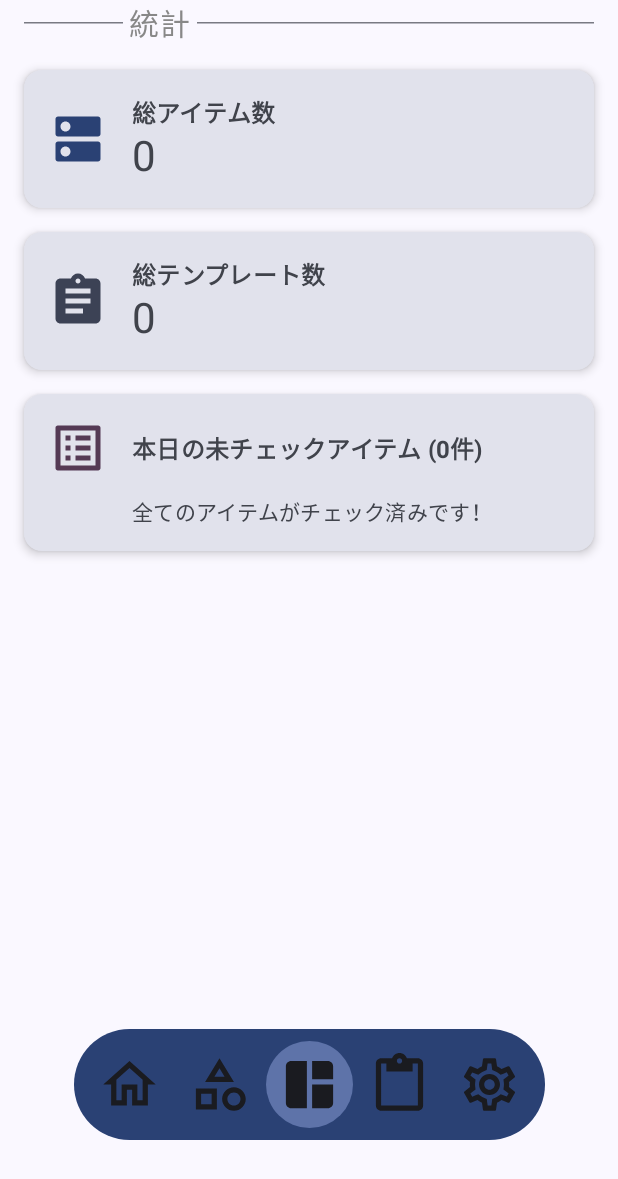
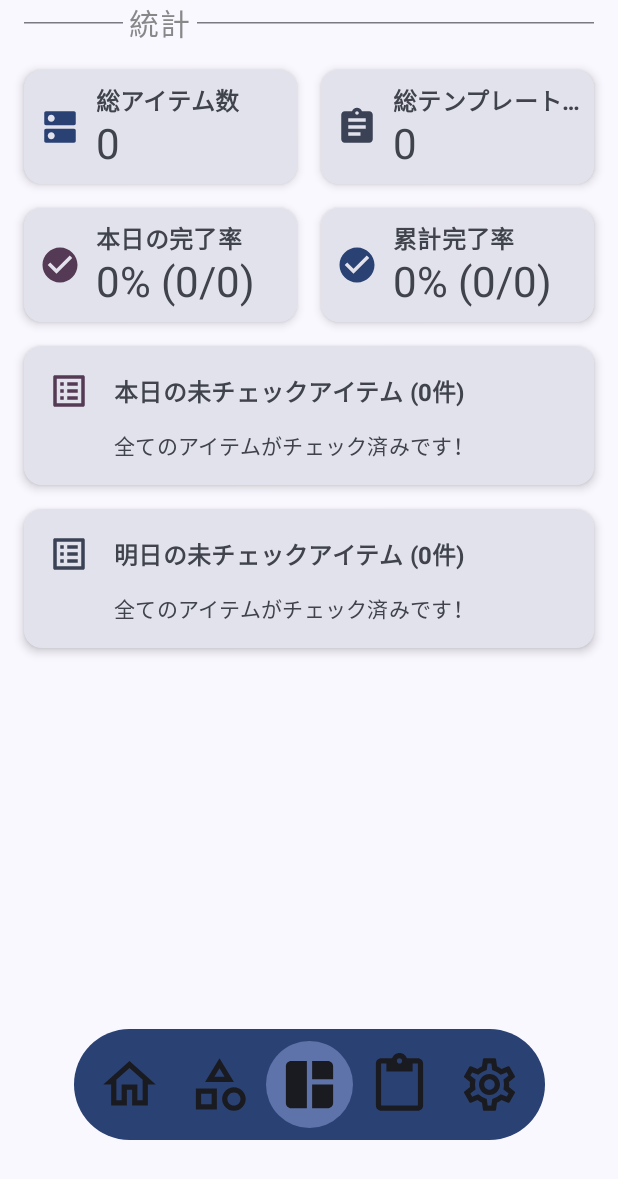
Before and after one commit to segnities007/CheckMate, an Android app built with Jetpack Compose: the DashboardScreen screen opened through its navigation route, on a phone screen of 412 x 824 dp. Shown: the top 1179 px of the screen. Run offline under Robolectric (Android 15) with nearby library versions, the phone set to English and light mode, and no system bars.

Commit message:
modify ui and add some statcard

```diff
--- a/presentation/dashboard/build.gradle.kts
+++ b/presentation/dashboard/build.gradle.kts
@@ -63,4 +63,7 @@ dependencies {
 
     // icon
     implementation(libs.androidx.material.icons.extended)
+
+    // datetime
+    implementation(libs.kotlinx.datetime)
 }
--- a/presentation/dashboard/src/main/java/com/segnities007/dashboard/DashboardScreen.kt
+++ b/presentation/dashboard/src/main/java/com/segnities007/dashboard/DashboardScreen.kt
@@ -2,6 +2,7 @@ package com.segnities007.dashboard
 
 import androidx.compose.foundation.layout.Arrangement
 import androidx.compose.foundation.layout.Column
+import androidx.compose.foundation.layout.Row
 import androidx.compose.foundation.layout.PaddingValues
 import androidx.compose.foundation.layout.Spacer
 import androidx.compose.foundation.layout.fillMaxSize
@@ -13,6 +14,7 @@ import androidx.compose.material.icons.Icons
 import androidx.compose.material.icons.automirrored.filled.Assignment
 import androidx.compose.material.icons.automirrored.filled.ListAlt
 import androidx.compose.material.icons.filled.Dns
+import androidx.compose.material.icons.filled.CheckCircle
 import androidx.compose.material3.ExperimentalMaterial3Api
 import androidx.compose.material3.MaterialTheme
 import androidx.compose.runtime.Composable
@@ -87,24 +89,50 @@ private fun DashboardUi(
             verticalArrangement = Arrangement.spacedBy(16.dp),
         ) {
             HorizontalDividerWithLabel("統計")
+            Row(horizontalArrangement = Arrangement.spacedBy(16.dp)) {
                 StatCard(
                     title = "総アイテム数",
                     value = state.itemCount.toString(),
                     icon = Icons.Filled.Dns,
                     iconTint = MaterialTheme.colorScheme.primary,
+                    modifier = Modifier.weight(1f),
                 )
                 StatCard(
                     title = "総テンプレート数",
                     value = state.templateCount.toString(),
                     icon = Icons.AutoMirrored.Filled.Assignment,
                     iconTint = MaterialTheme.colorScheme.secondary,
+                    modifier = Modifier.weight(1f),
                 )
+            }
+            Row(horizontalArrangement = Arrangement.spacedBy(16.dp)) {
+                StatCard(
+                    title = "本日の完了率",
+                    value = "${state.completionRateToday}% (${state.checkedItemCountToday}/${state.scheduledItemCountToday})",
+                    icon = Icons.Filled.CheckCircle,
+                    iconTint = MaterialTheme.colorScheme.tertiary,
+                    modifier = Modifier.weight(1f),
+                )
+                StatCard(
+                    title = "累計完了率",
+                    value = "${state.historicalCompletionRate}% (${state.totalCheckedRecordsCount}/${state.totalRecordsCount})",
+                    icon = Icons.Filled.CheckCircle,
+                    iconTint = MaterialTheme.colorScheme.primary,
+                    modifier = Modifier.weight(1f),
+                )
+            }
             UncheckedItemsCard(
                 title = "本日の未チェックアイテム",
                 items = state.uncheckedItemsToday,
                 icon = Icons.AutoMirrored.Filled.ListAlt,
                 iconTint = MaterialTheme.colorScheme.tertiary,
             )
+            UncheckedItemsCard(
+                title = "明日の未チェックアイテム",
+                items = state.uncheckedItemsTomorrow,
+                icon = Icons.AutoMirrored.Filled.ListAlt,
+                iconTint = MaterialTheme.colorScheme.secondary,
+            )
         }
     }
 }
--- a/presentation/dashboard/src/main/java/com/segnities007/dashboard/component/StatCard.kt
+++ b/presentation/dashboard/src/main/java/com/segnities007/dashboard/component/StatCard.kt
@@ -8,6 +8,7 @@ import androidx.compose.foundation.layout.padding
 import androidx.compose.foundation.layout.size
 import androidx.compose.material3.Card
 import androidx.compose.material3.CardDefaults
+import androidx.compose.material3.ElevatedCard
 import androidx.compose.material3.Icon
 import androidx.compose.material3.MaterialTheme
 import androidx.compose.material3.Text
@@ -17,6 +18,7 @@ import androidx.compose.ui.Modifier
 import androidx.compose.ui.graphics.Color
 import androidx.compose.ui.graphics.vector.ImageVector
 import androidx.compose.ui.text.font.FontWeight
+import androidx.compose.ui.text.style.TextOverflow
 import androidx.compose.ui.unit.dp
 
 @Composable
@@ -24,25 +26,26 @@ internal fun StatCard(
     title: String,
     value: String,
     icon: ImageVector,
+    modifier: Modifier = Modifier,
     iconTint: Color = MaterialTheme.colorScheme.onSurfaceVariant,
 ) {
-    Card(
-        modifier = Modifier.fillMaxWidth(),
+    ElevatedCard(
+        modifier = modifier.fillMaxWidth(),
         elevation = CardDefaults.cardElevation(defaultElevation = 4.dp),
         colors = CardDefaults.cardColors(containerColor = MaterialTheme.colorScheme.surfaceVariant),
     ) {
         Row(
             modifier =
                 Modifier
-                    .padding(16.dp)
+                    .padding(8.dp)
                     .fillMaxWidth(),
             verticalAlignment = Alignment.CenterVertically,
-            horizontalArrangement = Arrangement.spacedBy(16.dp),
+            horizontalArrangement = Arrangement.spacedBy(8.dp),
         ) {
             Icon(
                 imageVector = icon,
                 contentDescription = title,
-                modifier = Modifier.size(40.dp),
+                modifier = Modifier.padding(2.dp).size(28.dp),
                 tint = iconTint,
             )
             Column {
@@ -50,10 +53,14 @@ internal fun StatCard(
                     text = title,
                     style = MaterialTheme.typography.titleMedium,
                     fontWeight = FontWeight.Bold,
+                    maxLines = 1,
+                    overflow = TextOverflow.Ellipsis,
                 )
                 Text(
                     text = value,
                     style = MaterialTheme.typography.headlineMedium,
+                    maxLines = 1,
+                    overflow = TextOverflow.Ellipsis,
                 )
             }
         }
--- a/presentation/dashboard/src/main/java/com/segnities007/dashboard/component/UncheckedItemsCard.kt
+++ b/presentation/dashboard/src/main/java/com/segnities007/dashboard/component/UncheckedItemsCard.kt
@@ -45,7 +45,7 @@ internal fun UncheckedItemsCard(
                 Icon(
                     imageVector = icon,
                     contentDescription = title,
-                    modifier = Modifier.size(40.dp),
+                    modifier = Modifier.size(28.dp),
                     tint = iconTint,
                 )
                 Text(
@@ -59,11 +59,11 @@ internal fun UncheckedItemsCard(
                 Text(
                     text = "全てのアイテムがチェック済みです！",
                     style = MaterialTheme.typography.bodyMedium,
-                    modifier = Modifier.padding(start = 56.dp), // Icon + Space width
+                    modifier = Modifier.padding(start = 44.dp), // Icon(28dp) + Space(16dp)
                 )
             } else {
                 Column(
-                    modifier = Modifier.padding(start = 56.dp), // Icon + Space width
+                    modifier = Modifier.padding(start = 44.dp), // Icon(28dp) + Space(16dp)
                     verticalArrangement = Arrangement.spacedBy(8.dp),
                 ) {
                     items.forEach { item ->
--- a/presentation/dashboard/src/main/java/com/segnities007/dashboard/mvi/DashboardState.kt
+++ b/presentation/dashboard/src/main/java/com/segnities007/dashboard/mvi/DashboardState.kt
@@ -8,6 +8,13 @@ data class DashboardState(
     val itemCount: Int = 0,
     val templateCount: Int = 0,
     val uncheckedItemsToday: List<Item> = emptyList(),
+    val uncheckedItemsTomorrow: List<Item> = emptyList(),
+    val scheduledItemCountToday: Int = 0,
+    val checkedItemCountToday: Int = 0,
+    val completionRateToday: Int = 0,
+    val totalRecordsCount: Int = 0,
+    val totalCheckedRecordsCount: Int = 0,
+    val historicalCompletionRate: Int = 0,
     // TODO: 「忘れ物の統計」に関する状態を後で追加
     val error: String? = null,
 ) : MviState
--- a/presentation/dashboard/src/main/java/com/segnities007/dashboard/mvi/DashboardViewModel.kt
+++ b/presentation/dashboard/src/main/java/com/segnities007/dashboard/mvi/DashboardViewModel.kt
@@ -2,13 +2,21 @@ package com.segnities007.dashboard.mvi
 
 import androidx.lifecycle.viewModelScope
 import com.segnities007.repository.ItemRepository
+import com.segnities007.repository.ItemCheckStateRepository
 import com.segnities007.repository.WeeklyTemplateRepository
 import com.segnities007.ui.mvi.BaseViewModel
 import kotlinx.coroutines.launch
+import kotlin.time.Clock
+import kotlin.time.ExperimentalTime
+import kotlinx.datetime.TimeZone
+import kotlinx.datetime.toLocalDateTime
+import kotlinx.datetime.DateTimeUnit
+import kotlinx.datetime.plus
 
 class DashboardViewModel(
     private val itemRepository: ItemRepository,
     private val weeklyTemplateRepository: WeeklyTemplateRepository,
+    private val itemCheckStateRepository: ItemCheckStateRepository,
 ) : BaseViewModel<DashboardIntent, DashboardState, DashboardEffect>(DashboardState()) {
     init {
         viewModelScope.launch {
@@ -22,12 +30,58 @@ class DashboardViewModel(
         }
     }
 
+    @OptIn(ExperimentalTime::class)
     private suspend fun loadDashboardData() {
         setState { copy(isLoading = true, error = null) }
         try {
-            val itemCount = itemRepository.getAllItems().size
+            val allItems = itemRepository.getAllItems()
+            val itemCount = allItems.size
             val templateCount = weeklyTemplateRepository.getAllTemplates().size
             val uncheckedItems = itemRepository.getUncheckedItemsForToday()
+            val today =
+                Clock.System
+                    .now()
+                    .toLocalDateTime(TimeZone.currentSystemDefault())
+                    .date
+            val templatesForToday = weeklyTemplateRepository.getTemplatesForDay(today.dayOfWeek.name)
+            val itemIdsForToday = templatesForToday.flatMap { it.itemIds }.distinct()
+            val scheduledItemCountToday = itemIdsForToday.size
+            val checkStates = itemCheckStateRepository.getCheckStatesForItems(itemIdsForToday)
+            val checkedItemCountToday = checkStates.count { state ->
+                state.history.any { it.date == today && it.isChecked }
+            }
+            val completionRateToday =
+                if (scheduledItemCountToday > 0) {
+                    ((checkedItemCountToday.toDouble() / scheduledItemCountToday.toDouble()) * 100.0).toInt()
+                } else {
+                    0
+                }
+
+            // Historical completion stats across all recorded histories
+            val allItemIds = allItems.map { it.id }
+            val allCheckStates = itemCheckStateRepository.getCheckStatesForItems(allItemIds)
+            val totalRecordsCount = allCheckStates.sumOf { it.history.size }
+            val totalCheckedRecordsCount = allCheckStates.sumOf { state -> state.history.count { record -> record.isChecked } }
+            val historicalCompletionRate =
+                if (totalRecordsCount > 0) {
+                    ((totalCheckedRecordsCount.toDouble() / totalRecordsCount.toDouble()) * 100.0).toInt()
+                } else {
+                    0
+                }
+
+            // Unchecked items for tomorrow
+            val tomorrow = today.plus(1, DateTimeUnit.DAY)
+            val templatesForTomorrow = weeklyTemplateRepository.getTemplatesForDay(tomorrow.dayOfWeek.name)
+            val itemIdsForTomorrow = templatesForTomorrow.flatMap { it.itemIds }.distinct()
+            val itemsForTomorrow = allItems.filter { itemIdsForTomorrow.contains(it.id) }
+            val checkStatesForTomorrow = itemCheckStateRepository.getCheckStatesForItems(itemIdsForTomorrow)
+            val checkStateMapByItemId = checkStatesForTomorrow.associateBy { it.itemId }
+            val uncheckedItemsTomorrow = itemsForTomorrow.filter { item ->
+                val state = checkStateMapByItemId[item.id]
+                val record = state?.history?.find { it.date == tomorrow }
+                // Missing record means unchecked; existing false also unchecked
+                record?.isChecked != true
+            }
 
             setState {
                 copy(
@@ -35,6 +89,13 @@ class DashboardViewModel(
                     itemCount = itemCount,
                     templateCount = templateCount,
                     uncheckedItemsToday = uncheckedItems,
+                    scheduledItemCountToday = scheduledItemCountToday,
+                    checkedItemCountToday = checkedItemCountToday,
+                    completionRateToday = completionRateToday,
+                    totalRecordsCount = totalRecordsCount,
+                    totalCheckedRecordsCount = totalCheckedRecordsCount,
+                    historicalCompletionRate = historicalCompletionRate,
+                    uncheckedItemsTomorrow = uncheckedItemsTomorrow,
                 )
             }
         } catch (e: Exception) {
--- a/presentation/home/src/main/java/com/segnities007/home/component/ItemCard.kt
+++ b/presentation/home/src/main/java/com/segnities007/home/component/ItemCard.kt
@@ -41,7 +41,7 @@ fun ItemCard(
                         MaterialTheme.colorScheme.surface
                     },
             ),
-        elevation = CardDefaults.elevatedCardElevation(defaultElevation = 6.dp),
+        elevation = CardDefaults.elevatedCardElevation(defaultElevation = 4.dp),
     ) {
         Row(
             modifier =
--- a/presentation/home/src/main/java/com/segnities007/home/component/MonthlyCalendarCard.kt
+++ b/presentation/home/src/main/java/com/segnities007/home/component/MonthlyCalendarCard.kt
@@ -42,7 +42,7 @@ fun MonthlyCalendarCard(
     ElevatedCard(
         modifier = Modifier.fillMaxWidth(),
         shape = RoundedCornerShape(16.dp),
-        elevation = CardDefaults.elevatedCardElevation(defaultElevation = 6.dp),
+        elevation = CardDefaults.elevatedCardElevation(defaultElevation = 4.dp),
     ) {
         Column(modifier = Modifier.padding(12.dp)) {
             CalendarHeader(year = year, month = month)
--- a/presentation/templates/src/main/java/com/segnities007/templates/page/WeeklyTemplateList.kt
+++ b/presentation/templates/src/main/java/com/segnities007/templates/page/WeeklyTemplateList.kt
@@ -102,6 +102,7 @@ fun WeeklyTemplateList(
                         Modifier
                             .fillMaxWidth()
                             .clickable { onTemplateClick(template) }, // クリックでコールバック
+                    elevation = androidx.compose.material3.CardDefaults.elevatedCardElevation(defaultElevation = 4.dp),
                 ) {
                     Row(
                         modifier = Modifier.padding(vertical = 16.dp, horizontal = 16.dp),
```
Lines whose indentation alone changed are shown as unchanged.
